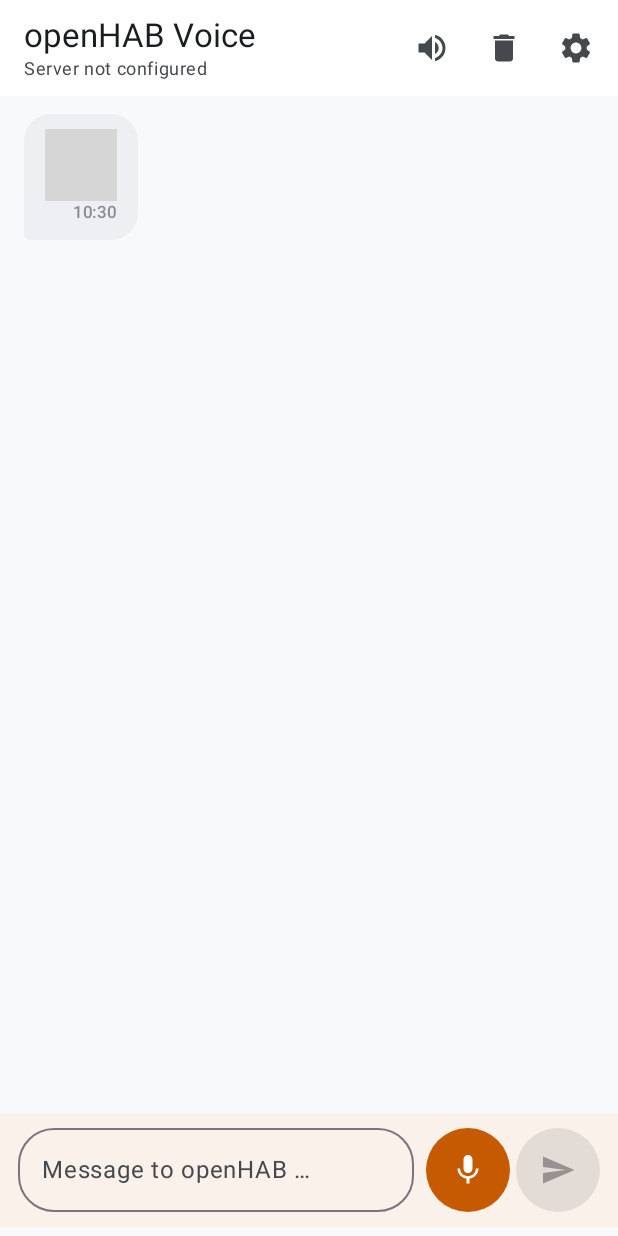
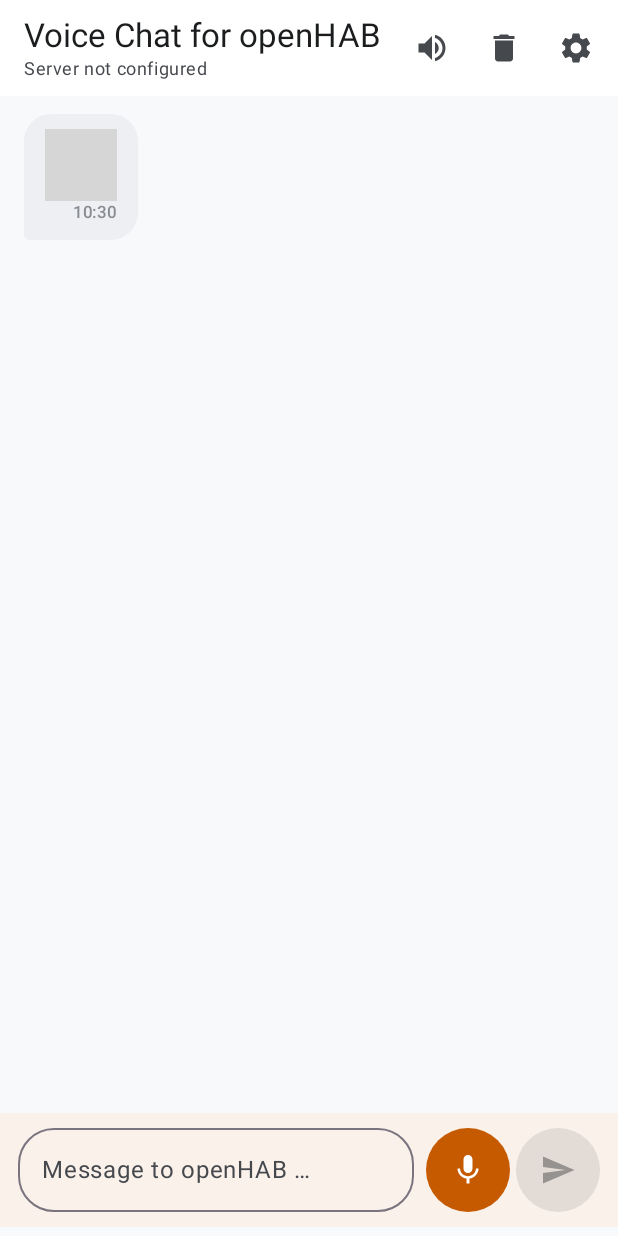
Before and after one commit to papauwe/voice-chat-for-openhab, an Android app built with Jetpack Compose: the screen it shows after launch (MainActivity), on a phone screen of 412 x 824 dp. Run offline under Robolectric (Android 15) with nearby library versions, the phone set to English and light mode, and no system bars; libraries missing offline, so code that uses them is left out: com.mikepenz.markdown; 1 statement that could not run was skipped; grey boxes are pictures that could not be loaded.

Commit message:
chore: rename display name to "Voice Chat for openHAB" per openHAB trademark policy
The openHAB trademark policy forbids using an openHAB mark inside a product
name without written permission from the Foundation. Descriptive use ("...
for openHAB") is allowed. applicationId stays de.openhabvoice (not an
org.openhab namespace).

```diff
--- a/app/src/main/res/values/strings.xml
+++ b/app/src/main/res/values/strings.xml
@@ -1,5 +1,5 @@
 <resources>
-    <string name="app_name">openHAB Voice</string>
+    <string name="app_name">Voice Chat for openHAB</string>
     <string name="widget_listen_desc">Listen: send a voice command to openHAB</string>
 
     <!-- Chat -->
--- a/settings.gradle.kts
+++ b/settings.gradle.kts
@@ -19,5 +19,5 @@ dependencyResolutionManagement {
     }
 }
 
-rootProject.name = "openHAB Voice Chat"
+rootProject.name = "VoiceChatForOpenHAB"
 include(":app")
```
Also changed, not shown: 3 other files.
